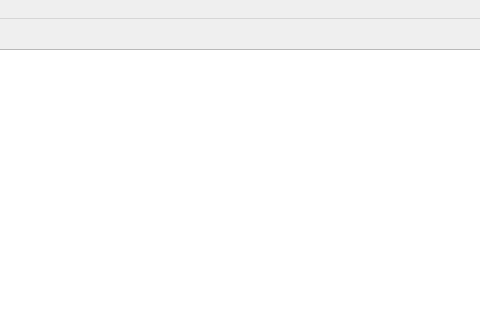
Above: lab23/mainwindow.ui from AkinuM/oop before the change; both pictures show x 270 to 750 and y 0 to 320 of the 1016 by 637 pixel window. Below: the same form after it.
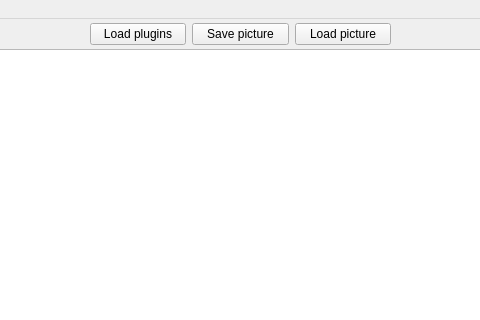
That is the form after the change.

Diff of the .ui file:
```diff
--- a/lab23/mainwindow.ui
+++ b/lab23/mainwindow.ui
@@ -60,6 +60,39 @@
      </item>
     </layout>
    </widget>
+   <widget class="QWidget" name="">
+    <property name="geometry">
+     <rect>
+      <x>360</x>
+      <y>0</y>
+      <width>301</width>
+      <height>31</height>
+     </rect>
+    </property>
+    <layout class="QHBoxLayout" name="horizontalLayout_3">
+     <item>
+      <widget class="QPushButton" name="pushButton_3">
+       <property name="text">
+        <string>Load plugins</string>
+       </property>
+      </widget>
+     </item>
+     <item>
+      <widget class="QPushButton" name="pushButton_4">
+       <property name="text">
+        <string>Save picture</string>
+       </property>
+      </widget>
+     </item>
+     <item>
+      <widget class="QPushButton" name="pushButton_5">
+       <property name="text">
+        <string>Load picture</string>
+       </property>
+      </widget>
+     </item>
+    </layout>
+   </widget>
   </widget>
   <widget class="QMenuBar" name="menubar">
    <property name="geometry">
```
Left out of the diff: 2 changed lines with no effect on the pictures.
